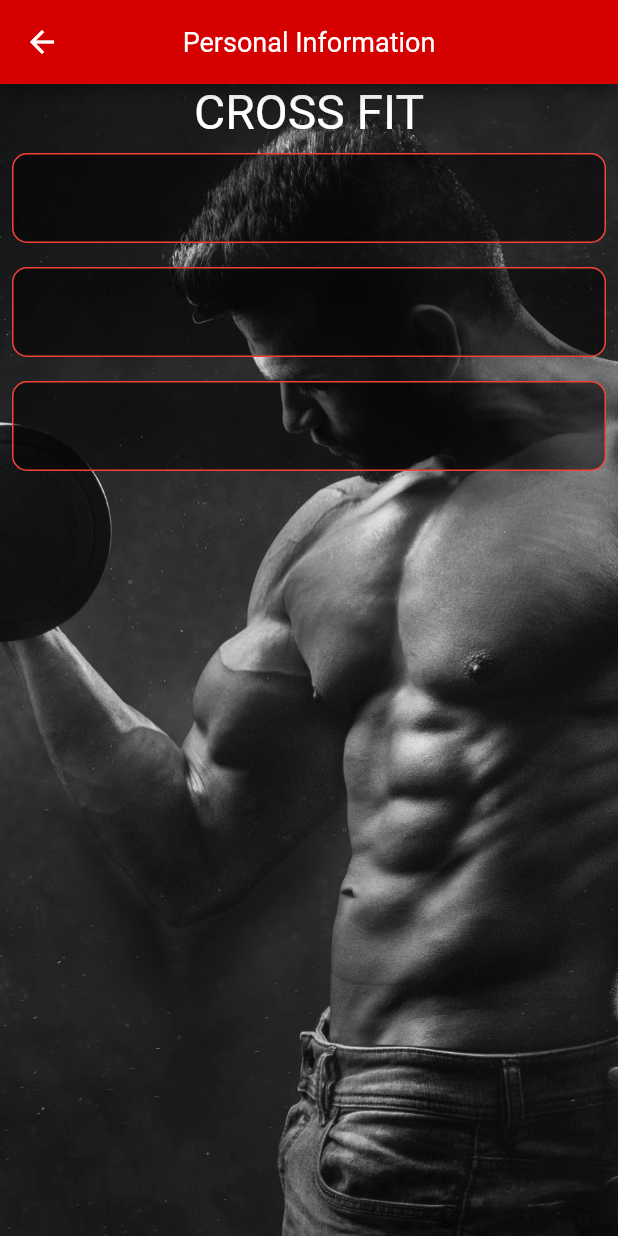
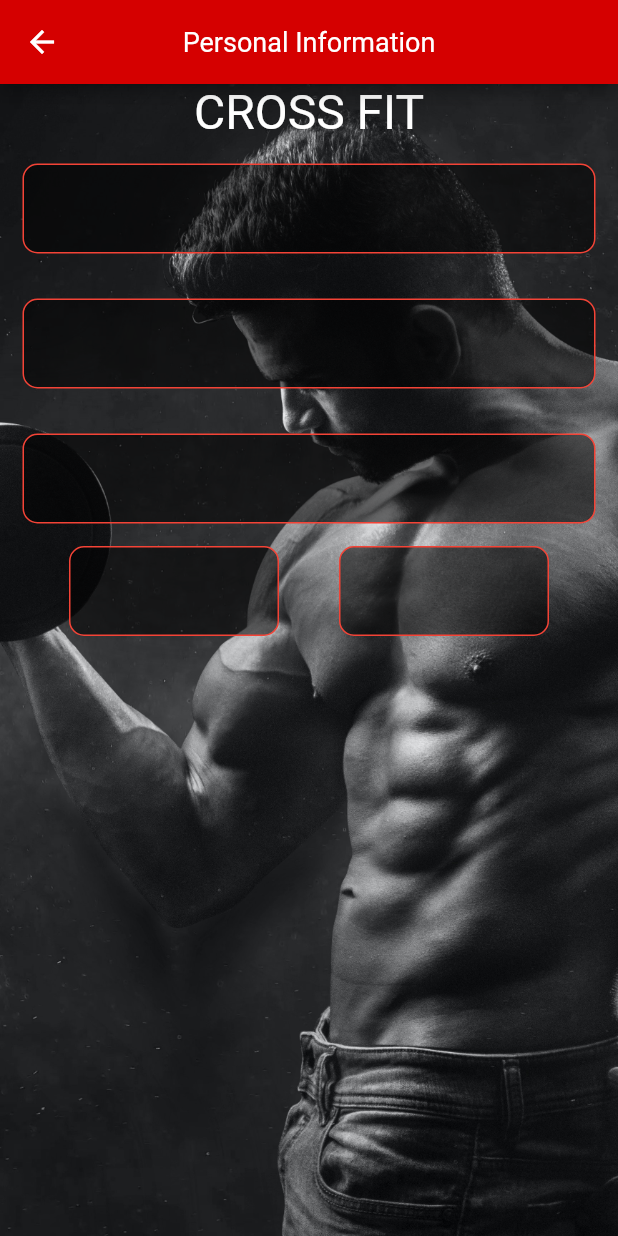
Before and after one commit to Syamkrishna2272/CrossFit-Homeworkout, a Flutter app: the PersonalInfo screen opened directly with empty values, on a phone screen of 412 x 824 dp. Run offline on Flutter 3.47's test engine with Material 2 defaults, Android fonts, the light colour scheme and no system bars; our stand-ins replace hive, hive_flutter, image_picker, lottie, shared_preferences; accounts and stored records are empty; Roboto replaces fonts that are missing (custom); project files that could hold a hidden picture were left out.

Commit message:
home page added

```diff
--- a/lib/screens/beginner _screens/beginner_page.dart
+++ b/lib/screens/beginner _screens/beginner_page.dart
@@ -6,7 +6,7 @@ import 'package:cross_fit/screens/beginner%20_screens/abs_screen.dart';
 import 'package:cross_fit/screens/beginner%20_screens/chest_screen.dart';
 import 'package:cross_fit/screens/beginner%20_screens/leg_screen.dart';
 import 'package:cross_fit/screens/beginner%20_screens/shoulder_screen.dart';
-import 'package:cross_fit/screens/details.dart';
+import 'package:cross_fit/screens/workout_details.dart';
 
 import 'package:flutter/material.dart';
 import 'package:hive_flutter/adapters.dart';
--- a/lib/screens/information_page.dart
+++ b/lib/screens/home_page/information_page.dart
@@ -57,9 +57,24 @@ class _PersonalInfoState extends State<PersonalInfo> {
                             fontFamily: 'custom'),
                       ),
                     ),
+                    // Row(
+                    //   // crossAxisAlignment: CrossAxisAlignment.center ,
+                    //   mainAxisAlignment: MainAxisAlignment.,
+                    //   children: [
+                    //     Text(
+                    //       "Name",
+                    //       style: TextStyle(
+                    //           color: Colors.white,
+                    //           fontSize: 18,
+                    //           fontFamily: 'custom',
+                    //           fontWeight: FontWeight.w500),
+                    //     ),
+                    //   ],
+                    // ),
                     personalContainer(data: widget.name),
                     personalContainer(data: widget.email),
                     personalContainer(data: widget.phn),
+                    height_weight_container()
                   ],
                 ),
               ],
@@ -69,6 +84,40 @@ class _PersonalInfoState extends State<PersonalInfo> {
   }
 }
 
+class height_weight_container extends StatelessWidget {
+  const height_weight_container({
+    super.key,
+  });
+
+  @override
+  Widget build(BuildContext context) {
+    return Wrap(
+      spacing: 40,
+      children: [
+        Container(
+          height: 60,
+          width: 140,
+          decoration: BoxDecoration(
+            border: Border.all(color: Colors.red),
+            borderRadius: BorderRadius.circular(10),
+            color: Colors.black54,
+          ),
+        ),
+        Container(
+          height: 60,
+          width: 140,
+          decoration: BoxDecoration(
+            border: Border.all(color: Colors.red),
+            borderRadius: BorderRadius.circular(10),
+            color: Colors.black54,
+          ),
+        )
+      ],
+    );
+  }
+}
+
+// ignore: must_be_immutable
 class personalContainer extends StatelessWidget {
   personalContainer({
     required this.data,
@@ -79,7 +128,7 @@ class personalContainer extends StatelessWidget {
   @override
   Widget build(BuildContext context) {
     return Padding(
-      padding: const EdgeInsets.all(8.0),
+      padding: const EdgeInsets.all(15),
       child: Container(
         width: double.infinity,
         height: 60,
--- a/lib/screens/spalsh_page.dart
+++ b/lib/screens/spalsh_page.dart
@@ -3,9 +3,10 @@ import 'dart:async';
 import 'package:cross_fit/db/functions/signup_function.dart';
 import 'package:cross_fit/screens/intro_page.dart';
 import 'package:cross_fit/screens/signup_page.dart';
-import 'package:cross_fit/screens/workout_page.dart';
 import 'package:flutter/material.dart';
 import 'package:shared_preferences/shared_preferences.dart';
+
+import 'home_page/workout_page.dart';
 
 class Splashscreen extends StatefulWidget {
   const Splashscreen({Key? key}) : super(key: key);
```
Also changed, not shown: lib/screens/admins_screens/admin_login.dart (+9 -11 lines), lib/screens/home_page/workout_page.dart (renamed from lib/screens/workout_page.dart, +4 -8 lines), lib/screens/login_page.dart (+25 -3 lines), lib/screens/signup_page.dart (+3 -12 lines), lib/screens/home_page/about_page.dart (renamed from lib/screens/about_page.dart), lib/screens/home_page/privacy_policy.dart (renamed from lib/screens/privacy_policy.dart), lib/screens/workout_details.dart (renamed from lib/screens/details.dart).
